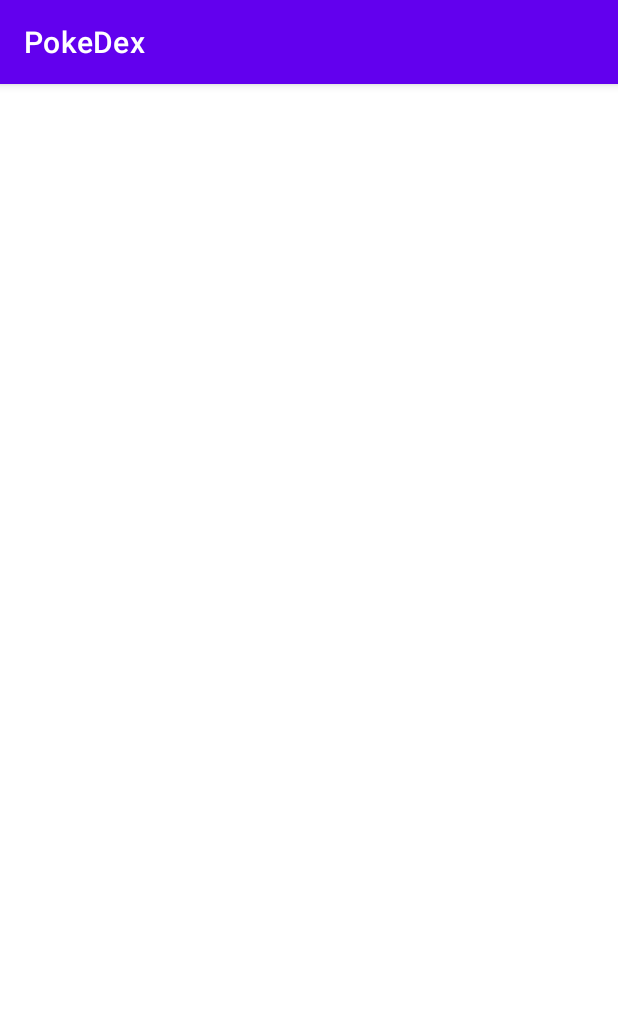
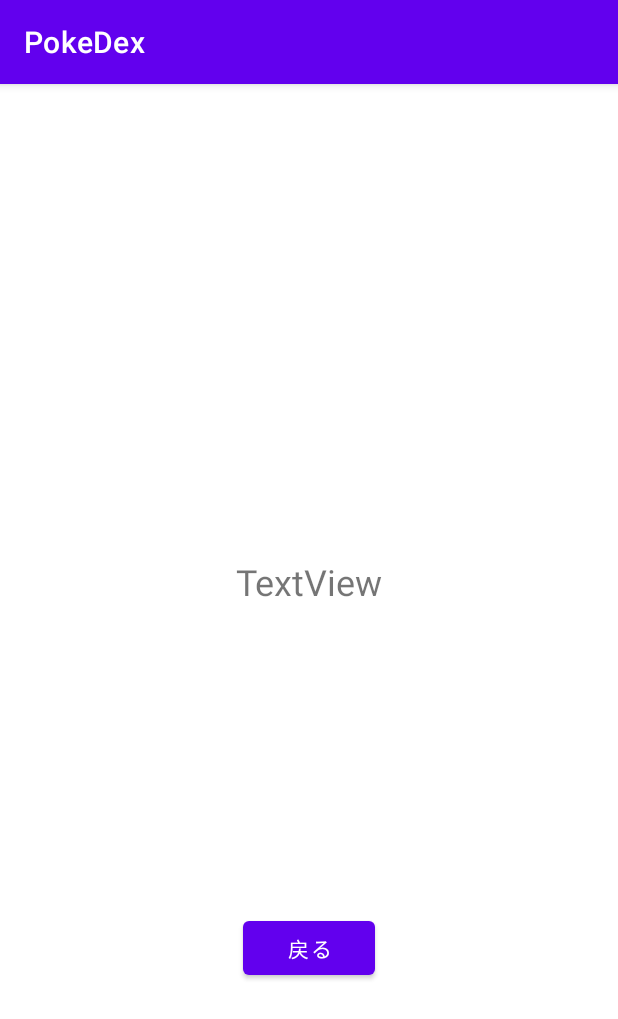
Before and after one commit to Rin-t/PracticeKotlin, an Android app: the PokemonDetailActivity screen opened directly, with no data from a screen before it, on a phone screen of 412 x 824 dp. Shown: the top 1019 px of the screen. Run offline under Robolectric (Android 15) with nearby library versions, the phone set to English and light mode, and no system bars.

Commit message:
詳細画面から戻る処理を追加

```diff
--- a/app/src/main/java/com/example/pokedex/PokemonDetailActivity.kt
+++ b/app/src/main/java/com/example/pokedex/PokemonDetailActivity.kt
@@ -2,10 +2,18 @@ package com.example.pokedex
 
 import androidx.appcompat.app.AppCompatActivity
 import android.os.Bundle
+import android.widget.Button
 
 class PokemonDetailActivity : AppCompatActivity() {
+
     override fun onCreate(savedInstanceState: Bundle?) {
         super.onCreate(savedInstanceState)
         setContentView(R.layout.activity_pokemon_detail)
+
+        val backButton: Button = findViewById(R.id.backButton)
+
+        backButton.setOnClickListener {
+            finish()
+        }
     }
 }
--- a/app/src/main/res/layout/activity_pokemon_detail.xml
+++ b/app/src/main/res/layout/activity_pokemon_detail.xml
@@ -6,4 +6,34 @@
     android:layout_height="match_parent"
     tools:context=".PokemonDetailActivity">
 
+    <TextView
+        android:id="@+id/textView"
+        android:layout_width="wrap_content"
+        android:layout_height="wrap_content"
+        android:layout_marginBottom="36dp"
+        android:text="TextView"
+        android:textSize="24sp"
+        app:layout_constraintBottom_toTopOf="@+id/imageView"
+        app:layout_constraintEnd_toEndOf="parent"
+        app:layout_constraintStart_toStartOf="parent" />
+
+    <ImageView
+        android:id="@+id/imageView"
+        android:layout_width="wrap_content"
+        android:layout_height="wrap_content"
+        app:layout_constraintBottom_toBottomOf="parent"
+        app:layout_constraintEnd_toEndOf="parent"
+        app:layout_constraintStart_toStartOf="parent"
+        app:layout_constraintTop_toTopOf="parent"
+        tools:srcCompat="@tools:sample/avatars" />
+
+    <Button
+        android:id="@+id/backButton"
+        android:layout_width="wrap_content"
+        android:layout_height="wrap_content"
+        android:text="戻る"
+        app:layout_constraintBottom_toBottomOf="parent"
+        app:layout_constraintEnd_toEndOf="parent"
+        app:layout_constraintStart_toStartOf="parent"
+        app:layout_constraintTop_toBottomOf="@+id/imageView" />
 </androidx.constraintlayout.widget.ConstraintLayout>
```
